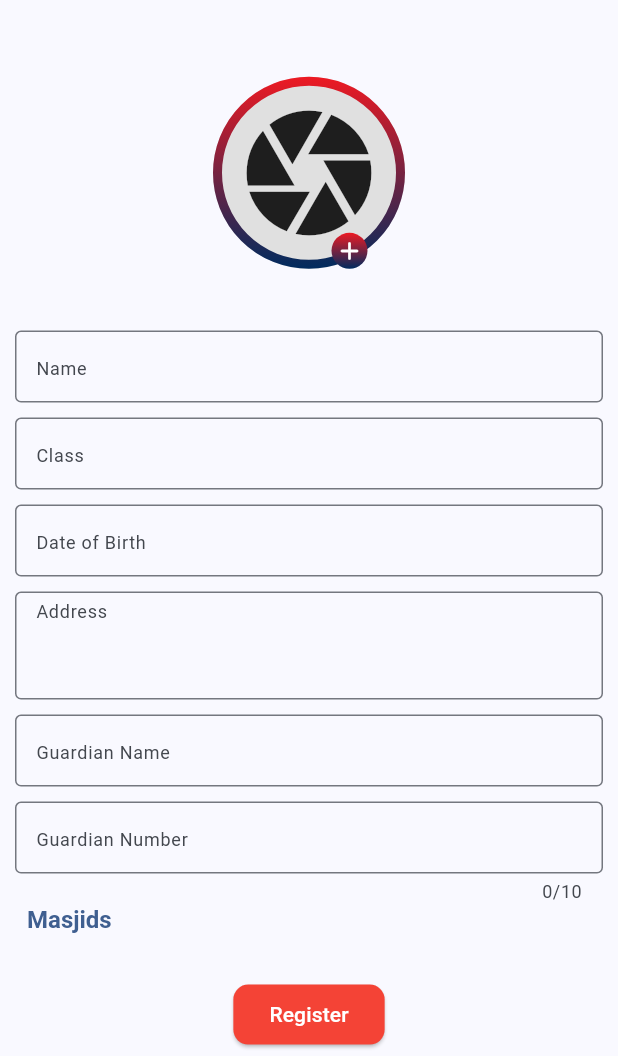
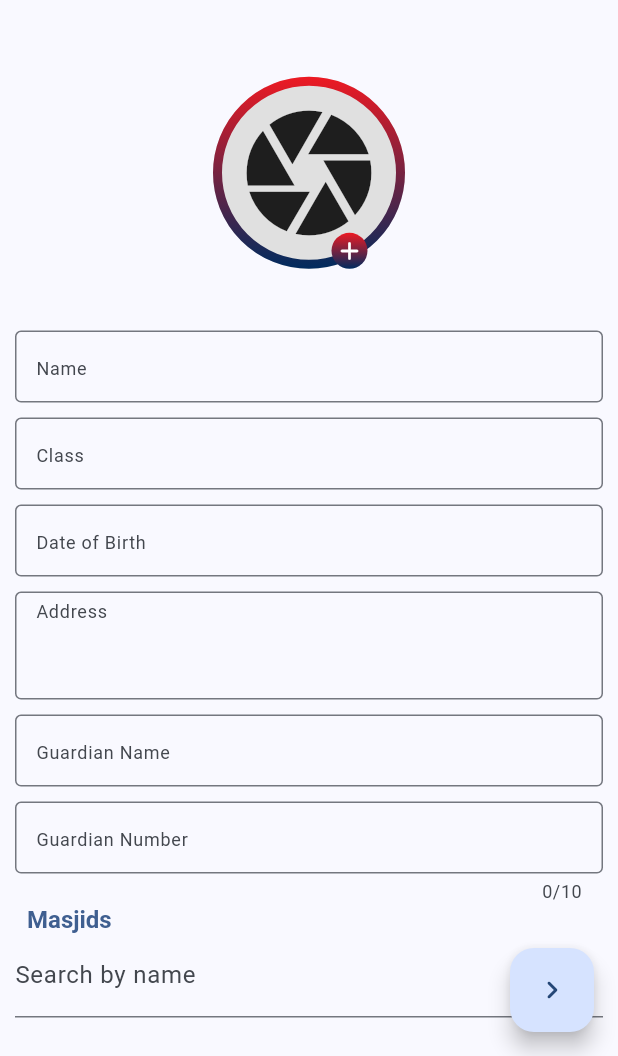
Before and after one commit to yaseeen96/shaheen_namaz, a Flutter app: the screen it shows once a user with an empty profile is signed in, after a tap on "Register a Student", on a phone screen of 412 x 824 dp, the part 180-1236 px from its top. Run offline on Flutter 3.47's test engine with Material 3 defaults, Android fonts, the phone set to English and light mode, and no system bars; our stand-ins replace camera, cloud_firestore, cloud_functions, dio, dropdown_search, firebase_auth and 8 more; missing offline and left inert: firebase_ui_auth; accounts and stored records are empty.

Commit message:
add functionality: allow to register in all masjids

```diff
--- a/lib/staff/providers/providers.dart
+++ b/lib/staff/providers/providers.dart
@@ -1,6 +1,6 @@
 import 'package:cloud_firestore/cloud_firestore.dart';
 import 'package:flutter_riverpod/flutter_riverpod.dart';
 
-final selectedMasjidProvider = StateProvider<DocumentReference?>((ref) => null);
+final selectedMasjidProvider = StateProvider<String?>((ref) => null);
 
 final studentDetailsProvider = StateProvider<Map<String, dynamic>>((ref) => {});
--- /dev/null
+++ b/lib/staff/screens/student_registration/masjids_widget.dart
@@ -0,0 +1,76 @@
+import 'package:cloud_firestore/cloud_firestore.dart';
+import 'package:flutter/material.dart';
+import 'package:flutter_riverpod/flutter_riverpod.dart';
+import 'package:shaheen_namaz/staff/providers/providers.dart';
+
+class MasjidSearchWidget extends ConsumerStatefulWidget {
+  const MasjidSearchWidget({super.key});
+
+  @override
+  ConsumerState<ConsumerStatefulWidget> createState() =>
+      _MasjidSearchWidgetState();
+}
+
+class _MasjidSearchWidgetState extends ConsumerState<MasjidSearchWidget> {
+  late QuerySnapshot<Map<String, dynamic>>? masjids = null;
+  late List<QueryDocumentSnapshot<Map<String, dynamic>>>? filteredMasjids;
+
+  void getMasjids() async {
+    final masjidsDB =
+        await FirebaseFirestore.instance.collection("Masjid").get();
+    setState(() {
+      masjids = masjidsDB;
+      filteredMasjids = masjidsDB.docs;
+    });
+  }
+
+  @override
+  void initState() {
+    getMasjids();
+    super.initState();
+  }
+
+  @override
+  Widget build(BuildContext context) {
+    final selectedMasjid = ref.watch(selectedMasjidProvider);
+    return Column(
+      mainAxisSize: MainAxisSize.min,
+      children: [
+        // Add a search field
+        TextField(
+          decoration: const InputDecoration(
+            labelText: "Search by name",
+          ),
+          onChanged: (value) {
+            setState(() {
+              filteredMasjids = masjids!.docs.where((masjidRef) {
+                final name = masjidRef.get("name");
+                return name
+                    .toString()
+                    .toLowerCase()
+                    .contains(value.toLowerCase());
+              }).toList();
+            });
+          },
+        ),
+        if (masjids != null && masjids!.docs.isNotEmpty)
+          ...filteredMasjids!.map((masjidRef) {
+            return RadioListTile<String>(
+              value: masjidRef.id,
+              groupValue: selectedMasjid,
+              onChanged: (newValue) {
+                // Update the selectedMasjid state
+                ref.read(selectedMasjidProvider.notifier).state = newValue;
+              },
+              title: Text(
+                masjidRef.get("name") as String,
+                style: const TextStyle(
+                  color: Colors.black,
+                ),
+              ),
+            );
+          })
+      ],
+    );
+  }
+}
--- a/lib/staff/screens/student_registration/student_registration_screen.dart
+++ b/lib/staff/screens/student_registration/student_registration_screen.dart
@@ -10,6 +10,7 @@ import 'package:gap/gap.dart';
 import 'package:go_router/go_router.dart';
 import 'package:logger/logger.dart';
 import 'package:shaheen_namaz/staff/providers/providers.dart';
+import 'package:shaheen_namaz/staff/screens/student_registration/masjids_widget.dart';
 import 'package:shaheen_namaz/staff/widgets/app_bar.dart';
 import 'package:shaheen_namaz/staff/widgets/image_preview.dart';
 import 'package:shaheen_namaz/staff/widgets/side_drawer.dart';
@@ -46,6 +47,7 @@ class _StudentRegistrationScreenState
   final TextEditingController studentClassController = TextEditingController();
   final TextEditingController studentAddressController =
       TextEditingController();
+  // ignore: avoid_init_to_null
 
   void onRegister() async {
     final currentState = formkey.currentState;
@@ -71,8 +73,7 @@ class _StudentRegistrationScreenState
         final bytes = await widget.image!.readAsBytes();
         final base64Image = base64Encode(bytes);
         // Read the selected masjid from the provider
-        final DocumentReference? selectedMasjidRef =
-            ref.read(selectedMasjidProvider);
+        final String? selectedMasjidRef = ref.read(selectedMasjidProvider);
         if (selectedMasjidRef == null) {
           // Handle the case where no masjid is selected, if necessary
           if (!context.mounted) return;
@@ -89,7 +90,7 @@ class _StudentRegistrationScreenState
           "image_data": base64Image,
           "name": name,
           "guardianNumber": guardianNumber,
-          "masjidId": selectedMasjidRef.id, //add id if not working
+          "masjidId": selectedMasjidRef, //add id if not working
           "guardianName": guardianName,
           "dob": dob,
           "class": studentClass,
@@ -178,6 +179,7 @@ class _StudentRegistrationScreenState
         studentDetails["studentClass"] as String? ?? "";
     studentAddressController.text =
         studentDetails["studentAddress"] as String? ?? "";
+
     super.initState();
   }
 
@@ -201,8 +203,7 @@ class _StudentRegistrationScreenState
                 child: Text("Something went Wrong"),
               );
             }
-              var userDoc = snapshot.data!;
-              var masjids = userDoc["masjid_allocated"] as List<dynamic>;
+
             return Form(
               key: formkey,
               child: SingleChildScrollView(
@@ -351,10 +352,8 @@ class _StudentRegistrationScreenState
                         alignment: Alignment.centerLeft,
                         child: Text(
                           "Masjids",
-                            style: Theme.of(context)
-                                .textTheme
-                                .titleLarge!
-                                .copyWith(
+                          style:
+                              Theme.of(context).textTheme.titleLarge!.copyWith(
                                     color: Theme.of(context).primaryColor,
                                     fontSize: 16,
                                     fontWeight: FontWeight.bold,
@@ -362,47 +361,19 @@ class _StudentRegistrationScreenState
                         ),
                       ),
                     ),
-                      ...masjids.map((masjidRef) {
-                        return Consumer(
-                          builder: (context, ref, _) {
-                            var selectedMasjid =
-                                ref.watch(selectedMasjidProvider);
-                            return RadioListTile<DocumentReference>(
-                              value: masjidRef,
-                              groupValue: selectedMasjid,
-                              onChanged: (newValue) {
-                                // Update the selectedMasjid state
-                                ref
-                                    .read(selectedMasjidProvider.notifier)
-                                    .state = newValue;
-                              },
-                              title: MasjidNameText(masjidRef: masjidRef),
-                            );
-                          },
-                        );
-                      }).toList(),
-                      const Gap(30),
-                      ElevatedButton(
-                        style: buttonStyle(),
-                        onPressed: isLoading ? null : onRegister,
-                        child: isLoading
-                            ? const CircularProgressIndicator()
-                            : const Text("Register"),
-                      ),
+
+                    const MasjidSearchWidget(),
                   ],
                 ),
               ),
             );
-            }));
-  }
-
-  ButtonStyle buttonStyle() {
-    return ElevatedButton.styleFrom(
-      shape: RoundedRectangleBorder(
-        borderRadius: BorderRadius.circular(10),
+          }),
+      floatingActionButton: FloatingActionButton(
+        onPressed: onRegister,
+        child: isLoading
+            ? const CircularProgressIndicator()
+            : const Icon(Icons.keyboard_arrow_right_rounded),
       ),
-      backgroundColor: Colors.red,
-      foregroundColor: Colors.white,
     );
   }
 
--- a/lib/staff/widgets/side_drawer.dart
+++ b/lib/staff/widgets/side_drawer.dart
@@ -33,22 +33,21 @@ class _SideDrawerState extends ConsumerState<SideDrawer> {
             child: Text("Something went Wrong"),
           );
         }
-        var userDoc = snapshot.data!;
-        var masjids = userDoc["masjid_allocated"] as List<dynamic>;
+
         // Automatically select the first masjid if none is selected yet
-        WidgetsBinding.instance.addPostFrameCallback((_) {
-          if (masjids.isNotEmpty) {
-            final currentSelected = ref.read(selectedMasjidProvider);
-            if (currentSelected == null) {
-              ref.read(selectedMasjidProvider.notifier).state = masjids.first;
-            }
-          }
-        });
+        // WidgetsBinding.instance.addPostFrameCallback((_) {
+        //   if (masjids.isNotEmpty) {
+        //     final currentSelected = ref.read(selectedMasjidProvider);
+        //     if (currentSelected == null) {
+        //       ref.read(selectedMasjidProvider.notifier).state = masjids.first;
+        //     }
+        //   }
+        // });
         return Drawer(
           child: Column(
             children: [
               Expanded(
-                flex: 4,
+                flex: 10,
                 child: DrawerHeader(
                   child: Column(
                     children: [
@@ -66,43 +65,43 @@ class _SideDrawerState extends ConsumerState<SideDrawer> {
                   ),
                 ),
               ),
-              Expanded(
-                flex: 1,
-                child: Text(
-                  "Masjids",
-                  style: Theme.of(context)
-                      .textTheme
-                      .titleLarge!
-                      .copyWith(color: Theme.of(context).primaryColor),
-                ),
-              ),
-              Expanded(
-                flex: 8,
-                child: ListView(
-                  shrinkWrap: true,
-                  children: [
-                    ...masjids.map((masjidRef) {
-                      return Consumer(
-                        builder: (context, ref, _) {
-                          var selectedMasjid =
-                              ref.watch(selectedMasjidProvider);
-                          return RadioListTile<DocumentReference>(
-                            value: masjidRef,
-                            groupValue: selectedMasjid,
-                            onChanged: (newValue) {
-                              // Update the selectedMasjid state
-                              ref.read(selectedMasjidProvider.notifier).state =
-                                  newValue;
-                            },
-                            title: MasjidNameText(masjidRef: masjidRef),
-                          );
-                        },
-                      );
-                    }).toList(),
-                  ],
-                ),
-              ),
-              const Spacer(),
+              // Expanded(
+              //   flex: 1,
+              //   child: Text(
+              //     "Masjids",
+              //     style: Theme.of(context)
+              //         .textTheme
+              //         .titleLarge!
+              //         .copyWith(color: Theme.of(context).primaryColor),
+              //   ),
+              // ),
+              // Expanded(
+              //   flex: 8,
+              //   child: ListView(
+              //     shrinkWrap: true,
+              //     children: [
+              //       ...masjids.map((masjidRef) {
+              //         return Consumer(
+              //           builder: (context, ref, _) {
+              //             var selectedMasjid =
+              //                 ref.watch(selectedMasjidProvider);
+              //             return RadioListTile<DocumentReference>(
+              //               value: masjidRef,
+              //               groupValue: selectedMasjid,
+              //               onChanged: (newValue) {
+              //                 // Update the selectedMasjid state
+              //                 ref.read(selectedMasjidProvider.notifier).state =
+              //                     newValue;
+              //               },
+              //               title: MasjidNameText(masjidRef: masjidRef),
+              //             );
+              //           },
+              //         );
+              //       }).toList(),
+              //     ],
+              //   ),
+              // ),
+              // const Spacer(),
               Expanded(
                 flex: 1,
                 child: ElevatedButton.icon(
```
Lines whose indentation alone changed are shown as unchanged.
